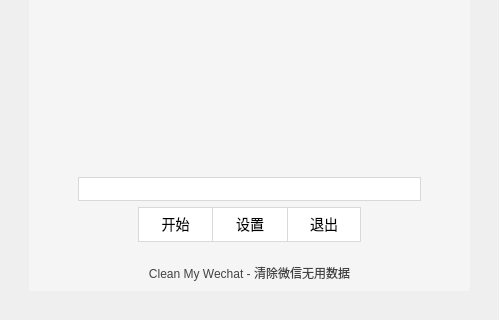
Qt form ui/main.ui (blackboxo/CleanMyWechat) before a commit; both pictures show x 0 to 499 and y 146 to 466 of the 499 by 466 pixel window.
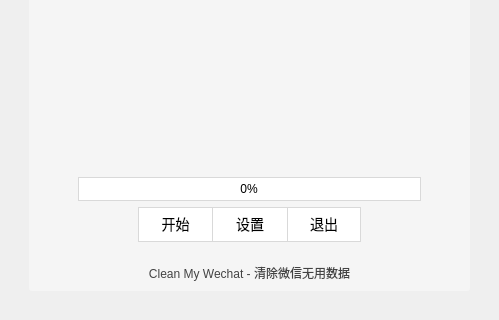
The same form after that commit. Icons and pictures are not drawn.

Diff of the .ui file:
```diff
--- a/ui/main.ui
+++ b/ui/main.ui
@@ -243,7 +243,7 @@
     background: #fff;
 	border:1px solid #d9d9d9;
 	border-radius: 13px;
-	color: white;
+	color: black;
 }
 QProgressBar::chunk {
 	background-color: #1890ff;
```
